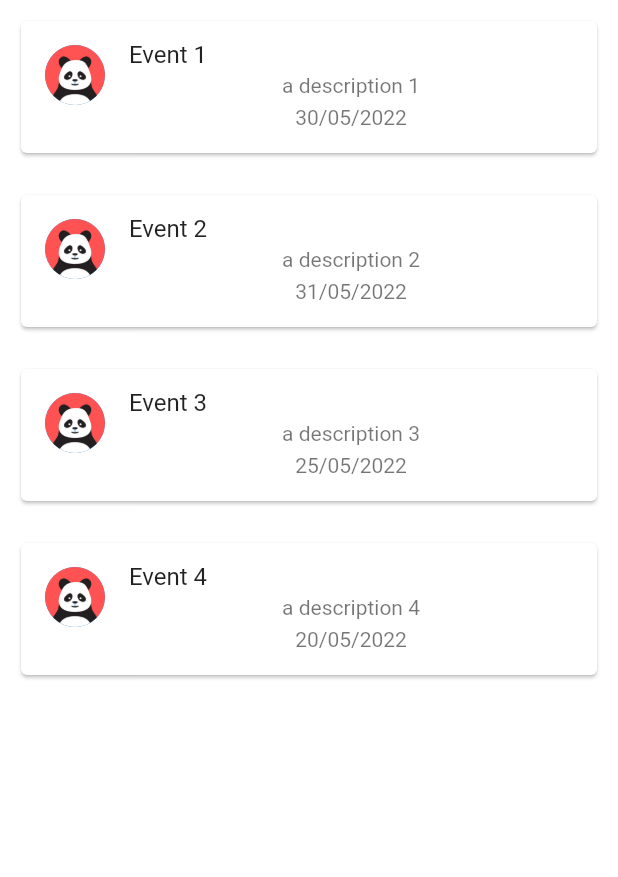
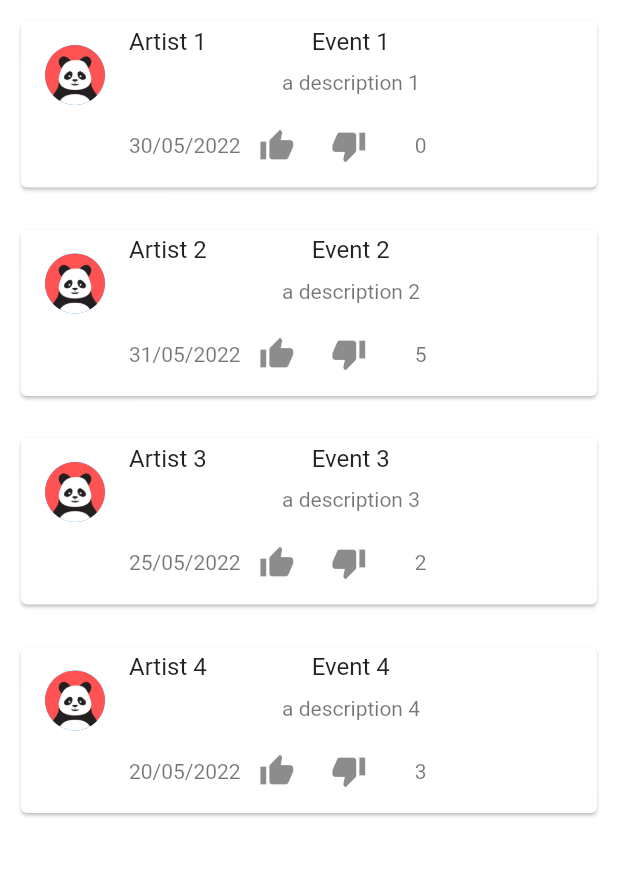
Before and after one commit to eduperaltas/fortloom, a Flutter app: the screen it shows after launch, after a tap on "Show All Events", on a phone screen of 412 x 824 dp, the part 84-961 px from its top. Run offline on Flutter 3.47's test engine with Material 2 defaults, Android fonts, the phone set to English and light mode, and no system bars; our stand-ins replace equatable, flutter_bloc, page_transition, rxdart.

Commit message:
Commit EventListView design done

```diff
--- a/lib/domain/entities/event.dart
+++ b/lib/domain/entities/event.dart
@@ -2,11 +2,15 @@ class Event{
   String eventName;
   String eventDescription;
   String date;
+  String artist;
+  int likes;
 
   Event({
     this.eventName = '',
     this.eventDescription = '',
-    this.date = ''
+    this.date = '',
+    this.artist = '',
+    this.likes = 0
   });
 
 }
--- a/lib/presentation/views/event/eventlistview.dart
+++ b/lib/presentation/views/event/eventlistview.dart
@@ -13,10 +13,10 @@ class EventListView extends StatefulWidget {
 
 class _EventListViewState extends State<EventListView> {
   List<Event> events = [
-    Event(eventName: 'Event 1',eventDescription: 'a description 1',date: '30/05/2022'),
-    Event(eventName: 'Event 2',eventDescription: 'a description 2',date: '31/05/2022'),
-    Event(eventName: 'Event 3',eventDescription: 'a description 3',date: '25/05/2022'),
-    Event(eventName: 'Event 4',eventDescription: 'a description 4',date: '20/05/2022')
+    Event(eventName: 'Event 1',eventDescription: 'a description 1',date: '30/05/2022',artist: 'Artist 1',likes: 0),
+    Event(eventName: 'Event 2',eventDescription: 'a description 2',date: '31/05/2022',artist: 'Artist 2',likes: 5),
+    Event(eventName: 'Event 3',eventDescription: 'a description 3',date: '25/05/2022',artist: 'Artist 3',likes: 2),
+    Event(eventName: 'Event 4',eventDescription: 'a description 4',date: '20/05/2022',artist: 'Artist 4',likes: 3)
   ];
 
   @override
@@ -34,13 +34,43 @@ class _EventListViewState extends State<EventListView> {
               padding: EdgeInsets.all(10),
               child: Card(
                   child: ListTile(
-                    onTap: (){},
-                    title: Text(events[index].eventName),
+                    title: Row(
+                        children: <Widget>[
+                          Text(events[index].artist),
+                          SizedBox(width: 70,),
+                          Text(events[index].eventName)
+                        ],
+                    ),
                     subtitle: Column(
                         children: <Widget>[
+                          SizedBox(height: 10,),
                           Text(events[index].eventDescription),
-                          SizedBox(height: 5,),
-                          Text(events[index].date)
+                          SizedBox(height: 10,),
+                          Row(
+                            children: <Widget>[
+                              Text(events[index].date),
+                              IconButton(
+                                  onPressed: (){
+                                    setState(() {
+                                      events[index].likes += 1;
+                                    });
+                                    print('event ${index} number of likes: ${events[index].likes}');
+                                  },
+                                  icon: Icon(Icons.thumb_up)
+                              ),
+                              IconButton(
+                                  onPressed: (){
+                                    setState(() {
+                                      events[index].likes -= 1;
+                                    });
+                                    print('event ${index} number of likes: ${events[index].likes}');
+                                  },
+                                  icon: Icon(Icons.thumb_down)
+                              ),
+                              SizedBox(width: 20,),
+                              Text('${events[index].likes}'),
+                            ],
+                          )
                         ],
                     ),
                     isThreeLine: true,
```
